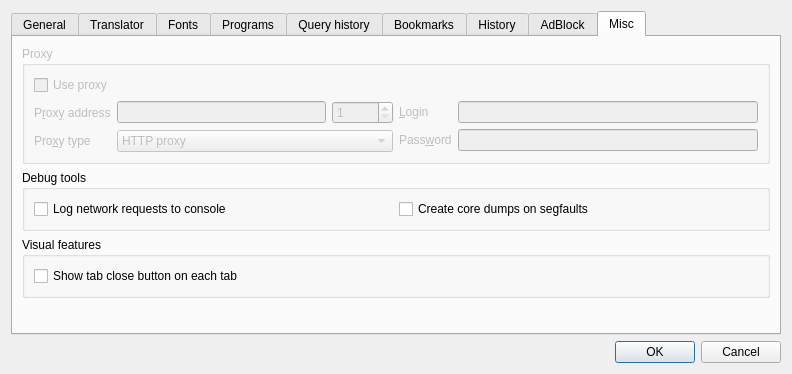
Qt form settingsdlg.ui (kernel1024/jpreader) before a commit.
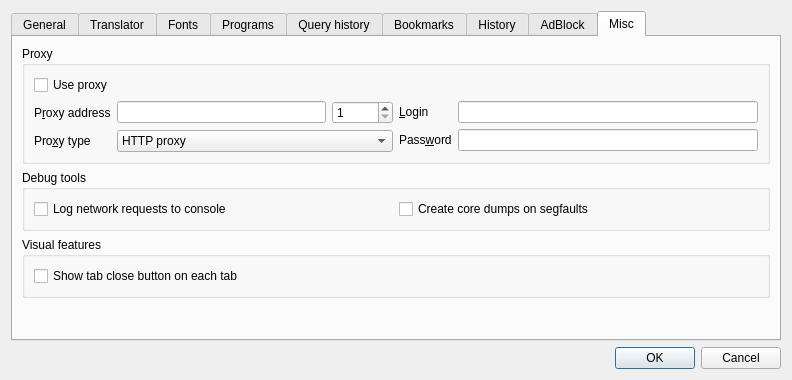
The same form after that commit. The open tabs and pages were chosen to show the change. Custom widgets are drawn as their Qt base class.

Commit message: Uncommented and modified proxy settings for upcoming QtWebEngine 5.6 release.

Patch:
```diff
--- a/settingsdlg.ui
+++ b/settingsdlg.ui
@@ -7,7 +7,7 @@
     <x>0</x>
     <y>0</y>
     <width>792</width>
-    <height>374</height>
+    <height>380</height>
    </rect>
   </property>
   <property name="windowTitle">
@@ -1128,12 +1128,6 @@
       <layout class="QVBoxLayout" name="verticalLayout_16">
        <item>
         <widget class="QGroupBox" name="groupBox_8">
-         <property name="enabled">
-          <bool>false</bool>
-         </property>
-         <property name="toolTip">
-          <string>Not supported yet</string>
-         </property>
          <property name="title">
           <string>Proxy</string>
          </property>
```
The commit also changes 1 other file.
